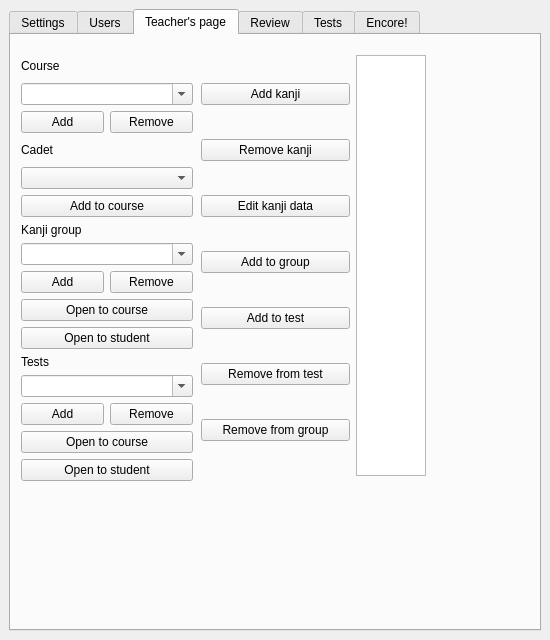
Old version of the form src/kanjitoolswindow.ui in the repository mihaly4/KanjiTools.
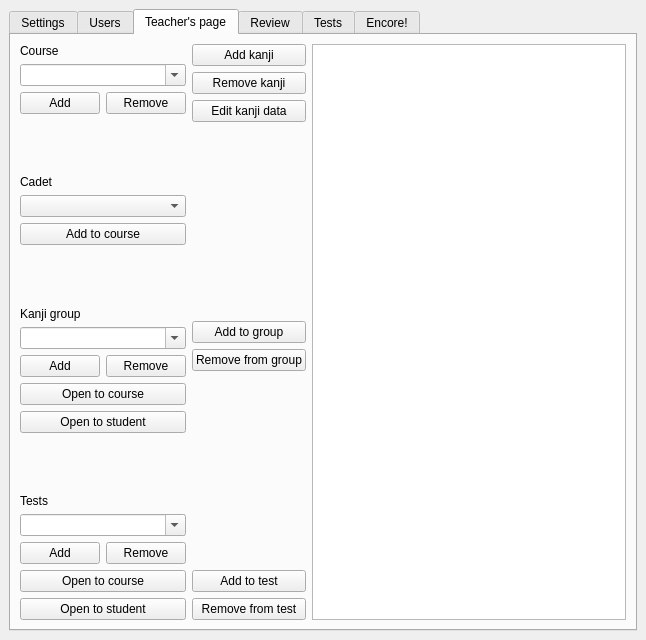
New version of the form. The open tabs and pages were chosen to show the change.

Commit message: Fixed layout of main window. Resizing now works properly. Added port to connection settings.

What changed in the file:
```diff
--- a/src/kanjitoolswindow.ui
+++ b/src/kanjitoolswindow.ui
@@ -6,7 +6,7 @@
    <rect>
     <x>0</x>
     <y>0</y>
-    <width>550</width>
+    <width>646</width>
     <height>640</height>
    </rect>
   </property>
@@ -14,8 +14,8 @@
    <string>Knanji tools</string>
   </property>
   <widget class="QWidget" name="centralwidget">
-   <layout class="QHBoxLayout" name="horizontalLayout_15">
-    <item>
+   <layout class="QGridLayout" name="gridLayout_2">
+    <item row="0" column="0">
      <widget class="QTabWidget" name="tabWidget">
       <property name="currentIndex">
        <number>3</number>
@@ -168,15 +168,8 @@
        <attribute name="title">
         <string>Teacher's page</string>
        </attribute>
-       <widget class="QWidget" name="layoutWidget">
-        <property name="geometry">
-         <rect>
-          <x>10</x>
-          <y>20</y>
-          <width>172</width>
-          <height>426</height>
-         </rect>
-        </property>
+       <layout class="QGridLayout" name="gridLayout_6">
+        <item row="0" column="0">
         <layout class="QVBoxLayout" name="verticalLayout_10">
          <item>
           <layout class="QVBoxLayout" name="verticalLayout_2">
@@ -214,6 +207,13 @@
            </item>
           </layout>
          </item>
+          <item>
+           <widget class="QLabel" name="label_32">
+            <property name="text">
+             <string/>
+            </property>
+           </widget>
+          </item>
          <item>
           <layout class="QVBoxLayout" name="verticalLayout_3">
            <item>
@@ -235,6 +235,13 @@
            </item>
           </layout>
          </item>
+          <item>
+           <widget class="QLabel" name="label_33">
+            <property name="text">
+             <string/>
+            </property>
+           </widget>
+          </item>
          <item>
           <layout class="QVBoxLayout" name="verticalLayout_9">
            <item>
@@ -285,6 +292,13 @@
            </item>
           </layout>
          </item>
+          <item>
+           <widget class="QLabel" name="label_34">
+            <property name="text">
+             <string/>
+            </property>
+           </widget>
+          </item>
          <item>
           <layout class="QVBoxLayout" name="verticalLayout_4">
            <item>
@@ -336,19 +350,17 @@
           </layout>
          </item>
         </layout>
-       </widget>
-       <widget class="QWidget" name="layoutWidget1">
-        <property name="geometry">
-         <rect>
-          <x>190</x>
-          <y>20</y>
-          <width>225</width>
-          <height>421</height>
-         </rect>
-        </property>
+        </item>
+        <item row="0" column="1">
         <layout class="QHBoxLayout" name="horizontalLayout_7">
          <item>
           <layout class="QVBoxLayout" name="verticalLayout">
+            <property name="sizeConstraint">
+             <enum>QLayout::SetDefaultConstraint</enum>
+            </property>
+            <property name="rightMargin">
+             <number>0</number>
+            </property>
            <item>
             <widget class="QPushButton" name="pushButton_16">
              <property name="text">
@@ -370,6 +382,13 @@
              </property>
             </widget>
            </item>
+            <item>
+             <widget class="QLabel" name="label_30">
+              <property name="text">
+               <string/>
+              </property>
+             </widget>
+            </item>
            <item>
             <widget class="QPushButton" name="pushButton_19">
              <property name="text">
@@ -377,6 +396,20 @@
              </property>
             </widget>
            </item>
+            <item>
+             <widget class="QPushButton" name="pushButton_22">
+              <property name="text">
+               <string>Remove from group</string>
+              </property>
+             </widget>
+            </item>
+            <item>
+             <widget class="QLabel" name="label_31">
+              <property name="text">
+               <string/>
+              </property>
+             </widget>
+            </item>
            <item>
             <widget class="QPushButton" name="pushButton_20">
              <property name="text">
@@ -391,33 +424,39 @@
              </property>
             </widget>
            </item>
-           <item>
-            <widget class="QPushButton" name="pushButton_22">
-             <property name="text">
-              <string>Remove from group</string>
-             </property>
-            </widget>
-           </item>
           </layout>
          </item>
          <item>
           <widget class="QListWidget" name="listWidget_2">
            <property name="sizePolicy">
-            <sizepolicy hsizetype="Fixed" vsizetype="Expanding">
+             <sizepolicy hsizetype="Expanding" vsizetype="Expanding">
              <horstretch>0</horstretch>
              <verstretch>0</verstretch>
             </sizepolicy>
            </property>
            <property name="maximumSize">
             <size>
-             <width>70</width>
+              <width>7000</width>
              <height>16777215</height>
             </size>
            </property>
+            <property name="dragDropMode">
+             <enum>QAbstractItemView::NoDragDrop</enum>
+            </property>
+            <property name="alternatingRowColors">
+             <bool>true</bool>
+            </property>
+            <property name="selectionMode">
+             <enum>QAbstractItemView::MultiSelection</enum>
+            </property>
+            <property name="viewMode">
+             <enum>QListView::IconMode</enum>
+            </property>
           </widget>
          </item>
         </layout>
-       </widget>
+        </item>
+       </layout>
       </widget>
       <widget class="QWidget" name="tab_7">
        <attribute name="title">
```
Left out of the diff: 183 changed lines with no effect on the pictures. Lines whose indentation alone changed are shown as unchanged. The commit also changes 4 other files.
